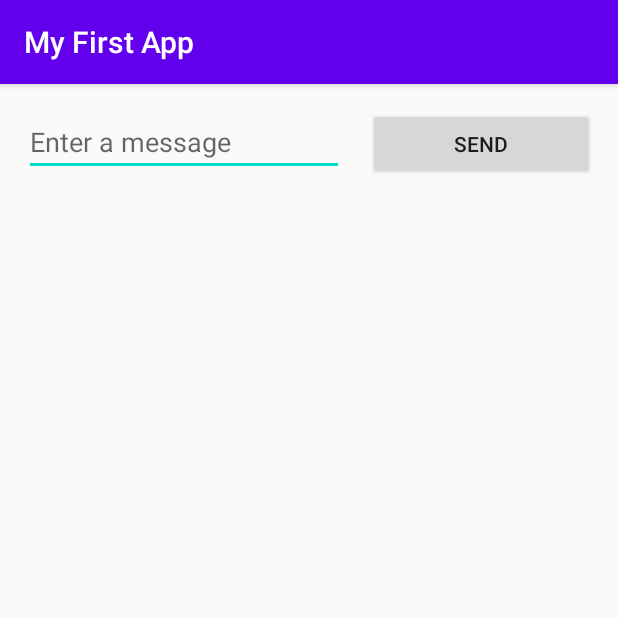
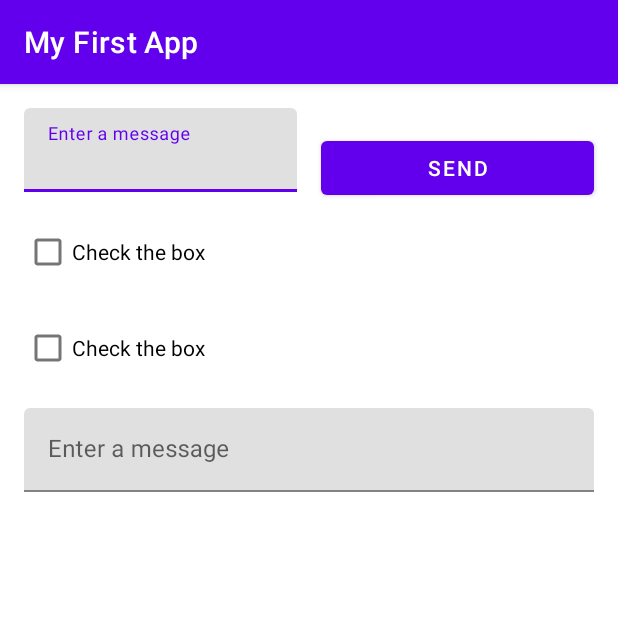
Before and after one commit to ratheeshjames/My-First-App, an Android app: the screen it shows after launch (MainActivity), on a phone screen of 412 x 824 dp, the top half of it. Run offline under Robolectric (Android 15) with nearby library versions, the phone set to English and light mode, and no system bars.

```diff
--- a/app/build.gradle
+++ b/app/build.gradle
@@ -31,6 +31,7 @@ dependencies {
     implementation 'androidx.appcompat:appcompat:1.1.0'
     implementation 'androidx.core:core-ktx:1.2.0'
     implementation 'androidx.constraintlayout:constraintlayout:1.1.3'
+    implementation 'com.google.android.material:material:1.2.0-alpha06'
     testImplementation 'junit:junit:4.12'
     androidTestImplementation 'androidx.test.ext:junit:1.1.1'
     androidTestImplementation 'androidx.test.espresso:espresso-core:3.2.0'
--- a/app/src/main/java/com/example/myfirstapp/DisplayMessageActivity.kt
+++ b/app/src/main/java/com/example/myfirstapp/DisplayMessageActivity.kt
@@ -10,9 +10,13 @@ class DisplayMessageActivity : AppCompatActivity() {
     override fun onCreate(savedInstanceState: Bundle?) {
         super.onCreate(savedInstanceState)
         setContentView(R.layout.activity_display_message)
-        val message = intent.getStringExtra(EXTRA_MESSAGE)
-        val textView = findViewById<TextView>(R.id.textView).apply {
-            text = message
-        }
+        val message1 = intent.getStringExtra("MESSAGE_1")
+        val message2 = intent.getStringExtra("MESSAGE_2")
+        val textView = findViewById<TextView>(R.id.textView)
+        textView.apply { text = message1 }
+        val textView2 = findViewById<TextView>(R.id.textView2)
+        textView2.apply { text = message2 }
+
+
     }
 }
--- a/app/src/main/java/com/example/myfirstapp/MainActivity.kt
+++ b/app/src/main/java/com/example/myfirstapp/MainActivity.kt
@@ -15,9 +15,13 @@ class MainActivity : AppCompatActivity() {
     }
     fun sendMessage(view: View){
         val editText = findViewById<EditText>(R.id.editText)
-        val message = editText.text.toString()
-        val intent = Intent(this,DisplayMessageActivity::class.java).apply {
-            putExtra(EXTRA_MESSAGE,message)
+        val editText2 = findViewById<EditText>(R.id.editText2)
+        val message1 = editText.text.toString()
+        val message2 = editText2.text.toString()
+        val intent = Intent(this, DisplayMessageActivity::class.java)
+        intent.apply {
+            putExtra("MESSAGE_1", message1)
+            putExtra("MESSAGE_2", message2)
         }
         startActivity(intent)
     }
--- a/app/src/main/res/layout/activity_display_message.xml
+++ b/app/src/main/res/layout/activity_display_message.xml
@@ -11,8 +11,17 @@
         android:layout_width="wrap_content"
         android:layout_height="wrap_content"
         android:layout_marginTop="16dp"
-        android:text="TextView"
         app:layout_constraintEnd_toEndOf="parent"
         app:layout_constraintStart_toStartOf="parent"
         app:layout_constraintTop_toTopOf="parent" />
+
+    <TextView
+        android:id="@+id/textView2"
+        android:layout_width="wrap_content"
+        android:layout_height="wrap_content"
+        android:layout_marginTop="16dp"
+        app:layout_constraintEnd_toEndOf="parent"
+        app:layout_constraintHorizontal_bias="0.5"
+        app:layout_constraintStart_toStartOf="parent"
+        app:layout_constraintTop_toBottomOf="@+id/textView" />
 </androidx.constraintlayout.widget.ConstraintLayout>
--- a/app/src/main/res/layout/activity_main.xml
+++ b/app/src/main/res/layout/activity_main.xml
@@ -2,35 +2,84 @@
 <androidx.constraintlayout.widget.ConstraintLayout xmlns:android="http://schemas.android.com/apk/res/android"
     xmlns:app="http://schemas.android.com/apk/res-auto"
     xmlns:tools="http://schemas.android.com/tools"
+    android:id="@+id/linearLayout"
     android:layout_width="match_parent"
     android:layout_height="match_parent"
-    tools:context=".MainActivity">
+    tools:context=".MainActivity"
 
-    <EditText
-        android:id="@+id/editText"
-        android:layout_width="wrap_content"
+    >
+
+    <com.google.android.material.textfield.TextInputLayout
+        android:id="@+id/textInputLayout"
+        android:layout_width="0dp"
         android:layout_height="wrap_content"
         android:layout_marginStart="16dp"
         android:layout_marginTop="16dp"
-        android:ems="10"
         android:hint="@string/edit_message"
-        android:importantForAutofill="no"
-        android:inputType="textPersonName"
         app:layout_constraintEnd_toStartOf="@+id/button"
         app:layout_constraintHorizontal_bias="0.5"
         app:layout_constraintStart_toStartOf="parent"
-        app:layout_constraintTop_toTopOf="parent" />
+        app:layout_constraintTop_toTopOf="parent">
+
+        <com.google.android.material.textfield.TextInputEditText
+            android:id="@+id/editText"
+            android:layout_width="match_parent"
+            android:layout_height="wrap_content"
+            tools:layout_editor_absoluteX="15dp"
+            tools:layout_editor_absoluteY="16dp" />
+    </com.google.android.material.textfield.TextInputLayout>
 
     <Button
         android:id="@+id/button"
         android:layout_width="0dp"
         android:layout_height="wrap_content"
         android:layout_marginStart="16dp"
+        android:layout_marginTop="32dp"
         android:layout_marginEnd="16dp"
         android:onClick="sendMessage"
         android:text="@string/button_send"
-        app:layout_constraintBaseline_toBaselineOf="@+id/editText"
         app:layout_constraintEnd_toEndOf="parent"
-        app:layout_constraintHorizontal_bias="0.5"
-        app:layout_constraintStart_toEndOf="@+id/editText" />
+        app:layout_constraintStart_toEndOf="@+id/textInputLayout"
+        app:layout_constraintTop_toTopOf="parent" />
+
+    <CheckBox
+        android:id="@+id/checkBox"
+        android:layout_width="wrap_content"
+        android:layout_height="wrap_content"
+        android:layout_marginStart="16dp"
+        android:layout_marginTop="16dp"
+        android:text="@string/check_text"
+        app:layout_constraintStart_toStartOf="parent"
+        app:layout_constraintTop_toBottomOf="@+id/textInputLayout" />
+
+    <CheckBox
+        android:id="@+id/checkBox2"
+        android:layout_width="wrap_content"
+        android:layout_height="wrap_content"
+        android:layout_marginStart="16dp"
+        android:layout_marginTop="16dp"
+        android:text="@string/check_text"
+        app:layout_constraintStart_toStartOf="parent"
+        app:layout_constraintTop_toBottomOf="@+id/checkBox" />
+
+
+    <com.google.android.material.textfield.TextInputLayout
+        android:layout_width="match_parent"
+        android:layout_height="wrap_content"
+        android:layout_marginStart="16dp"
+        android:layout_marginTop="16dp"
+        android:layout_marginEnd="16dp"
+        android:hint="@string/edit_message"
+        app:layout_constraintEnd_toEndOf="parent"
+        app:layout_constraintStart_toStartOf="parent"
+        app:layout_constraintTop_toBottomOf="@+id/checkBox2">
+
+        <com.google.android.material.textfield.TextInputEditText
+            android:id="@+id/editText2"
+            android:layout_width="match_parent"
+            android:layout_height="wrap_content" />
+
+    </com.google.android.material.textfield.TextInputLayout>
+
+
 </androidx.constraintlayout.widget.ConstraintLayout>
--- a/app/src/main/res/values/colors.xml
+++ b/app/src/main/res/values/colors.xml
@@ -3,4 +3,13 @@
     <color name="colorPrimary">#6200EE</color>
     <color name="colorPrimaryDark">#3700B3</color>
     <color name="colorAccent">#03DAC5</color>
+    <color name="my_app_primary_variant_color">#c2185b</color>
+    <color name="my_app_secondary_variant_color">#0277bd</color>
+    <color name="my_app_surface_color">#ffffff</color>
+    <color name="my_app_color_on_primary">#ffffff</color>
+    <color name="my_app_color_on_secondary">#ffffff</color>
+    <color name="my_app_color_on_background">#000000</color>
+    <color name="my_app_color_on_error">#ff9494</color>
+    <color name="my_app_color_on_surface">#000000</color>
+
 </resources>
--- a/app/src/main/res/values/strings.xml
+++ b/app/src/main/res/values/strings.xml
@@ -2,4 +2,5 @@
     <string name="app_name">My First App</string>
     <string name="edit_message">Enter a message</string>
     <string name="button_send">Send</string>
+    <string name="check_text">Check the box</string>
 </resources>
--- a/app/src/main/res/values/styles.xml
+++ b/app/src/main/res/values/styles.xml
@@ -1,11 +1,43 @@
 <resources>
 
     <!-- Base application theme. -->
-    <style name="AppTheme" parent="Theme.AppCompat.Light.DarkActionBar">
+    <style name="AppTheme" parent="Theme.MaterialComponents.Light.DarkActionBar">
         <!-- Customize your theme here. -->
         <item name="colorPrimary">@color/colorPrimary</item>
         <item name="colorPrimaryDark">@color/colorPrimaryDark</item>
         <item name="colorAccent">@color/colorAccent</item>
+        <!-- New MaterialComponents attributes. -->
+        <item name="colorPrimaryVariant">@color/my_app_primary_variant_color</item>
+        <item name="colorSecondaryVariant">@color/my_app_secondary_variant_color</item>
+        <item name="colorSurface">@color/my_app_surface_color</item>
+        <item name="colorOnPrimary">@color/my_app_color_on_primary</item>
+        <item name="colorOnSecondary">@color/my_app_color_on_secondary</item>
+        <item name="colorOnBackground">@color/my_app_color_on_background</item>
+        <item name="colorOnError">@color/my_app_color_on_error</item>
+        <item name="colorOnSurface">@color/my_app_color_on_surface</item>
+        <item name="scrimBackground">@color/mtrl_scrim_color</item>
+        <item name="textAppearanceHeadline1">@style/TextAppearance.MaterialComponents.Headline1
+        </item>
+        <item name="textAppearanceHeadline2">@style/TextAppearance.MaterialComponents.Headline2
+        </item>
+        <item name="textAppearanceHeadline3">@style/TextAppearance.MaterialComponents.Headline3
+        </item>
+        <item name="textAppearanceHeadline4">@style/TextAppearance.MaterialComponents.Headline4
+        </item>
+        <item name="textAppearanceHeadline5">@style/TextAppearance.MaterialComponents.Headline5
+        </item>
+        <item name="textAppearanceHeadline6">@style/TextAppearance.MaterialComponents.Headline6
+        </item>
+        <item name="textAppearanceSubtitle1">@style/TextAppearance.MaterialComponents.Subtitle1
+        </item>
+        <item name="textAppearanceSubtitle2">@style/TextAppearance.MaterialComponents.Subtitle2
+        </item>
+        <item name="textAppearanceBody1">@style/TextAppearance.MaterialComponents.Body1</item>
+        <item name="textAppearanceBody2">@style/TextAppearance.MaterialComponents.Body2</item>
+        <item name="textAppearanceCaption">@style/TextAppearance.MaterialComponents.Caption</item>
+        <item name="textAppearanceButton">@style/TextAppearance.MaterialComponents.Button</item>
+        <item name="textAppearanceOverline">@style/TextAppearance.MaterialComponents.Overline</item>
     </style>
 
+
 </resources>
```
Also changed, not shown: 1 other file.
